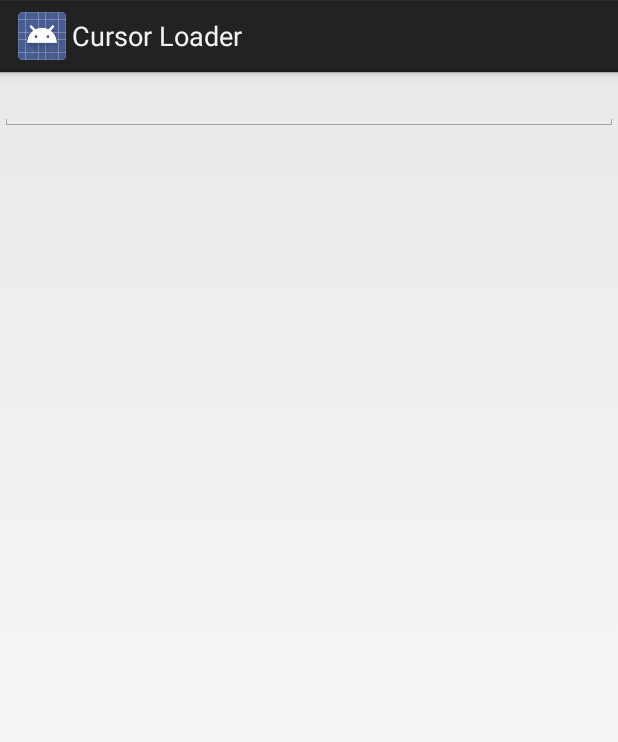
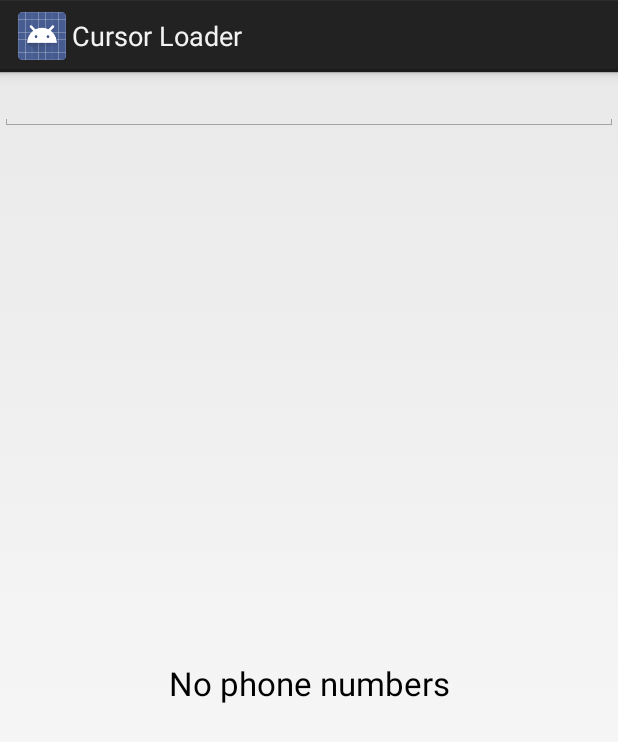
Before and after one commit to AntonShapovalov/Android-Graphics, an Android app: the screen it shows after launch (CursorLoaderActivity), after a tap on "CursorLoaderActivity", on a phone screen of 412 x 824 dp. Shown: the top 742 px of the screen. Run offline under Robolectric (Android 15) with nearby library versions, the light colour scheme and no system bars.

Commit message:
data loader for autocomplete text

```diff
--- a/app/src/main/java/test/list/api/cursorloader/CursorLoaderActivity.java
+++ b/app/src/main/java/test/list/api/cursorloader/CursorLoaderActivity.java
@@ -1,18 +1,14 @@
 package test.list.api.cursorloader;
 
-import android.app.ListActivity;
+import android.app.Activity;
 import android.os.Bundle;
-import android.provider.CallLog;
-import android.util.Log;
 import android.view.MotionEvent;
 import android.view.View;
 import android.widget.AutoCompleteTextView;
-import android.widget.ListView;
-import android.widget.SimpleCursorAdapter;
 
 import test.list.api.R;
 
-public class CursorLoaderActivity extends ListActivity {
+public class CursorLoaderActivity extends Activity {
 
     @Override
     protected void onCreate(Bundle savedInstanceState) {
@@ -23,7 +19,6 @@ public class CursorLoaderActivity extends ListActivity {
 
         final AutoCompleteTextView tv = (AutoCompleteTextView) findViewById(R.id.activity_cursor_loader_auto_text);
         tv.setAdapter(adapter);
-/*
         tv.setOnTouchListener(new View.OnTouchListener() {
             @Override
             public boolean onTouch(View v, MotionEvent event) {
@@ -31,16 +26,7 @@ public class CursorLoaderActivity extends ListActivity {
                 return false;
             }
         });
-*/
-        setListAdapter(adapter);
-
         getLoaderManager().initLoader(0, null, new IncomingCallLoader(this, adapter));
-
-    }
-
-    @Override
-    public void onListItemClick(ListView l, View v, int position, long id) {
-        Log.i("FragmentComplexList", "Item clicked: " + id);
     }
 
 }
--- /dev/null
+++ b/app/src/main/java/test/list/api/cursorloader/CursorLoaderListFragment.java
@@ -0,0 +1,36 @@
+package test.list.api.cursorloader;
+
+import android.app.ListFragment;
+import android.os.Bundle;
+import android.provider.ContactsContract;
+import android.util.Log;
+import android.view.LayoutInflater;
+import android.view.View;
+import android.view.ViewGroup;
+import android.widget.ListView;
+import android.widget.SimpleCursorAdapter;
+
+import test.list.api.R;
+
+/**
+ * A placeholder fragment containing a simple view.
+ */
+public class CursorLoaderListFragment extends ListFragment {
+
+    @Override
+    public void onActivityCreated(Bundle savedInstanceState) {
+        super.onActivityCreated(savedInstanceState);
+
+        setEmptyText("No phone numbers");
+        setListShown(false);
+
+        IncomingCallAdapter adapter = new IncomingCallAdapter(getActivity());
+        setListAdapter(adapter);
+        getLoaderManager().initLoader(0, null, new IncomingCallLoader(getActivity(), adapter));
+    }
+
+    @Override
+    public void onListItemClick(ListView l, View v, int position, long id) {
+        Log.i("FragmentComplexList", "Item clicked: " + id);
+    }
+}
--- a/app/src/main/java/test/list/api/cursorloader/IncomingCallLoader.java
+++ b/app/src/main/java/test/list/api/cursorloader/IncomingCallLoader.java
@@ -1,6 +1,6 @@
 package test.list.api.cursorloader;
 
-import android.app.ListActivity;
+import android.app.FragmentManager;
 import android.app.LoaderManager;
 import android.content.Context;
 import android.content.CursorLoader;
@@ -11,11 +11,12 @@ import android.os.Bundle;
 import android.provider.CallLog;
 import android.widget.CursorAdapter;
 
+import test.list.api.R;
+
 public class IncomingCallLoader implements LoaderManager.LoaderCallbacks<Cursor> {
 
     private Context context;
     private CursorAdapter adapter;
-    private String filter;
     public static final String[] CALLS_SUMMARY_PROJECTION = new String[]{
             CallLog.Calls._ID,
             CallLog.Calls.NUMBER,
@@ -27,18 +28,11 @@ public class IncomingCallLoader implements LoaderManager.LoaderCallbacks<Cursor>
     public IncomingCallLoader(Context context, CursorAdapter adapter) {
         this.context = context;
         this.adapter = adapter;
-
     }
 
     @Override
     public Loader<Cursor> onCreateLoader(int id, Bundle args) {
-        Uri baseUri;
-        if (filter != null) {
-            baseUri = Uri.withAppendedPath(CallLog.Calls.CONTENT_FILTER_URI,
-                    Uri.encode(filter));
-        } else {
-            baseUri = CallLog.Calls.CONTENT_URI;
-        }
+        Uri baseUri = CallLog.Calls.CONTENT_URI;
 
         String select = "(" + CallLog.Calls.TYPE + " = " + CallLog.Calls.INCOMING_TYPE + ")";
         return new CursorLoader(context, baseUri,
@@ -49,6 +43,15 @@ public class IncomingCallLoader implements LoaderManager.LoaderCallbacks<Cursor>
     @Override
     public void onLoadFinished(Loader<Cursor> loader, Cursor data) {
         adapter.swapCursor(data);
+        FragmentManager fragmentManager = ((CursorLoaderActivity) context).getFragmentManager();
+        CursorLoaderListFragment listFragment = (CursorLoaderListFragment) fragmentManager.findFragmentById(R.id.activity_cursor_loader_list_fragment);
+        if (listFragment != null) {
+            if (listFragment.isResumed()) {
+                listFragment.setListShown(true);
+            } else {
+                listFragment.setListShownNoAnimation(true);
+            }
+        }
     }
 
     @Override
--- a/app/src/main/res/layout/activity_cursor_loader.xml
+++ b/app/src/main/res/layout/activity_cursor_loader.xml
@@ -9,9 +9,10 @@
         android:layout_width="match_parent"
         android:layout_height="wrap_content" />
 
-    <ListView
-        android:id="@android:id/list"
+    <fragment
+        android:id="@+id/activity_cursor_loader_list_fragment"
+        android:name="test.list.api.cursorloader.CursorLoaderListFragment"
         android:layout_width="match_parent"
-        android:layout_height="match_parent" />
+        android:layout_height="match_parent"/>
 
 </LinearLayout>
```
Also changed, not shown: app/src/main/AndroidManifest.xml (+10 -11 lines).
